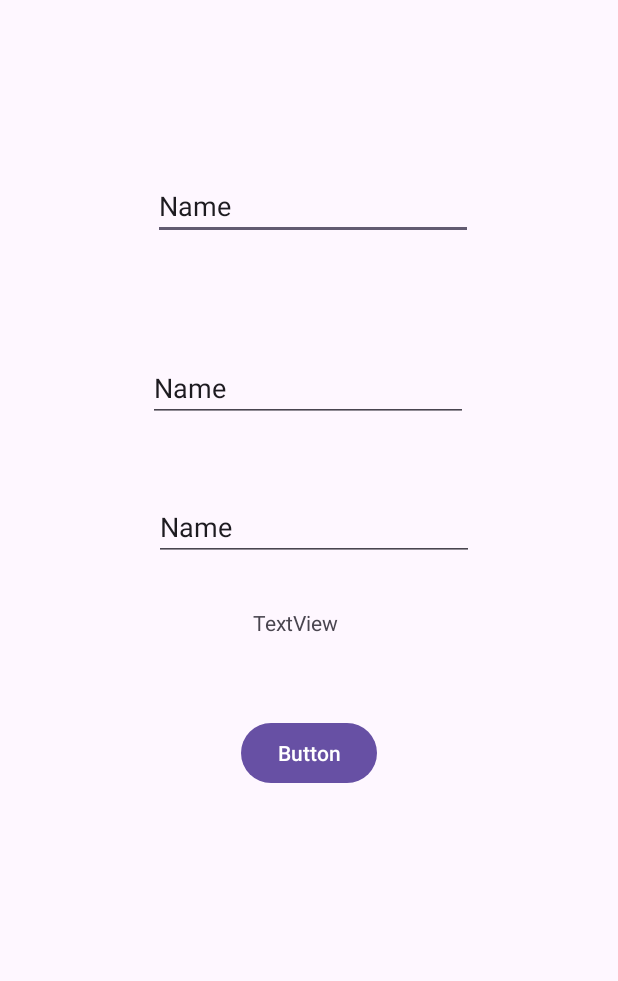
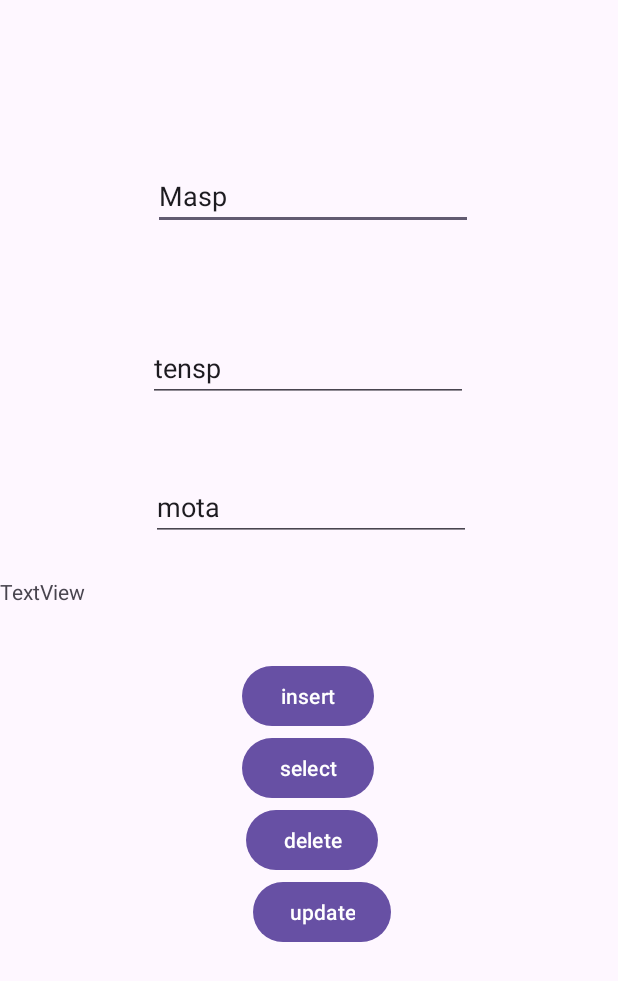
Before and after one commit to Vanthu204/lab5, an Android app: the screen it shows after launch (Demo51MainActivity), on a phone screen of 412 x 824 dp. Shown: the top 981 px of the screen. Run offline under Robolectric (Android 15) with nearby library versions, the phone set to English and light mode, and no system bars.

Commit message:
more delete update select

```diff
--- /dev/null
+++ b/app/src/main/java/com/example/lab5_ph36537/delete/InterfaceDelete.java
@@ -0,0 +1,19 @@
+package com.example.lab5_ph36537.delete;
+
+
+
+
+import com.example.lab5_ph36537.SvrResponseSanPham;
+
+import retrofit2.Call;
+import retrofit2.http.Field;
+import retrofit2.http.FormUrlEncoded;
+import retrofit2.http.POST;
+
+public interface InterfaceDelete {
+    @FormUrlEncoded
+    @POST("delete.php")
+    Call<SvrResponseSanPham> deleteSanPham(
+            @Field("MaSP") String MaSP
+    );
+}
--- /dev/null
+++ b/app/src/main/java/com/example/lab5_ph36537/select/InterfaceSelect.java
@@ -0,0 +1,8 @@
+package com.example.lab5_ph36537.select;
+
+import retrofit2.Call;
+import retrofit2.http.GET;
+public interface InterfaceSelect {
+    @GET("select.php")
+    Call<SvrResponseSelect> selectSanPham();
+}
--- /dev/null
+++ b/app/src/main/java/com/example/lab5_ph36537/update/InterfaceUpdate.java
@@ -0,0 +1,19 @@
+package com.example.lab5_ph36537.update;
+
+
+import com.example.lab5_ph36537.SvrResponseSanPham;
+
+import retrofit2.Call;
+import retrofit2.http.Field;
+import retrofit2.http.FormUrlEncoded;
+import retrofit2.http.POST;
+
+public interface InterfaceUpdate {
+    @FormUrlEncoded
+    @POST("update.php")
+    Call<SvrResponseSanPham> updateSanPham(
+            @Field("MaSP") String Masp,
+            @Field("TenSP") String Tensp,
+            @Field("MoSP") String Mota
+    );
+}
--- a/app/src/main/res/layout/activity_demo51_main.xml
+++ b/app/src/main/res/layout/activity_demo51_main.xml
@@ -3,10 +3,11 @@
     xmlns:app="http://schemas.android.com/apk/res-auto"
     xmlns:tools="http://schemas.android.com/tools"
     android:layout_width="match_parent"
-    android:layout_height="match_parent">
+    android:layout_height="match_parent"
+    android:layout_gravity="center_horizontal">
 
     <EditText
-        android:id="@+id/demo51Txt2"
+        android:id="@+id/demo51Txt1"
         android:layout_width="wrap_content"
         android:layout_height="wrap_content"
         android:layout_marginStart="103dp"
@@ -15,7 +16,7 @@
         android:layout_marginBottom="31dp"
         android:ems="10"
         android:inputType="text"
-        android:text="Name"
+        android:text="Masp"
         app:layout_constraintBottom_toTopOf="@+id/demo51Txt2"
         app:layout_constraintEnd_toEndOf="parent"
         app:layout_constraintStart_toStartOf="parent"
@@ -30,7 +31,7 @@
         android:layout_marginBottom="47dp"
         android:ems="10"
         android:inputType="text"
-        android:text="Name"
+        android:text="tensp"
         app:layout_constraintBottom_toTopOf="@+id/demo51Txt3"
         app:layout_constraintEnd_toEndOf="parent"
         app:layout_constraintStart_toStartOf="parent" />
@@ -41,33 +42,64 @@
         android:layout_height="wrap_content"
         android:layout_marginStart="104dp"
         android:layout_marginEnd="98dp"
-        android:layout_marginBottom="31dp"
+        android:layout_marginBottom="24dp"
         android:ems="10"
         android:inputType="text"
-        android:text="Name"
+        android:text="mota"
         app:layout_constraintBottom_toTopOf="@+id/demo51TvKQ"
         app:layout_constraintEnd_toEndOf="parent"
+        app:layout_constraintHorizontal_bias="1.0"
         app:layout_constraintStart_toStartOf="parent" />
 
     <TextView
         android:id="@+id/demo51TvKQ"
         android:layout_width="wrap_content"
         android:layout_height="wrap_content"
-        android:layout_marginStart="168dp"
-        android:layout_marginEnd="186dp"
-        android:layout_marginBottom="53dp"
+
+        android:layout_marginBottom="36dp"
         android:text="TextView"
-        app:layout_constraintBottom_toTopOf="@+id/demo51Btn1"
+        app:layout_constraintBottom_toTopOf="@+id/btninsert"
+        tools:layout_editor_absoluteX="176dp" />
+
+    <Button
+        android:id="@+id/btninsert"
+        android:layout_width="wrap_content"
+        android:layout_height="wrap_content"
+        android:text="insert"
+
+        app:layout_constraintBottom_toTopOf="@+id/btnselect"
         app:layout_constraintEnd_toEndOf="parent"
+        app:layout_constraintHorizontal_bias="0.498"
         app:layout_constraintStart_toStartOf="parent" />
 
     <Button
-        android:id="@+id/demo51Btn1"
+        android:id="@+id/btnselect"
         android:layout_width="wrap_content"
         android:layout_height="wrap_content"
-        android:layout_marginBottom="298dp"
-        android:text="Button"
+        android:text="select"
+        app:layout_constraintBottom_toTopOf="@+id/btndelete"
+        app:layout_constraintEnd_toEndOf="parent"
+        app:layout_constraintHorizontal_bias="0.498"
+        app:layout_constraintStart_toStartOf="parent" />
+
+    <Button
+        android:id="@+id/btndelete"
+        android:layout_width="wrap_content"
+        android:layout_height="wrap_content"
+        android:text="delete"
+        app:layout_constraintBottom_toTopOf="@+id/btnupdate"
+        app:layout_constraintEnd_toEndOf="parent"
+        app:layout_constraintHorizontal_bias="0.507"
+        app:layout_constraintStart_toStartOf="parent" />
+
+    <Button
+        android:id="@+id/btnupdate"
+        android:layout_width="wrap_content"
+        android:layout_height="wrap_content"
+        android:layout_marginBottom="192dp"
+        android:text="update"
         app:layout_constraintBottom_toBottomOf="parent"
         app:layout_constraintEnd_toEndOf="parent"
+        app:layout_constraintHorizontal_bias="0.528"
         app:layout_constraintStart_toStartOf="parent" />
 </androidx.constraintlayout.widget.ConstraintLayout>
```
Also changed, not shown: app/src/main/java/com/example/lab5_ph36537/Demo51MainActivity.java (+122 -4 lines), app/src/main/java/com/example/lab5_ph36537/select/SvrResponseSelect.java (added, +17 -0 lines).
